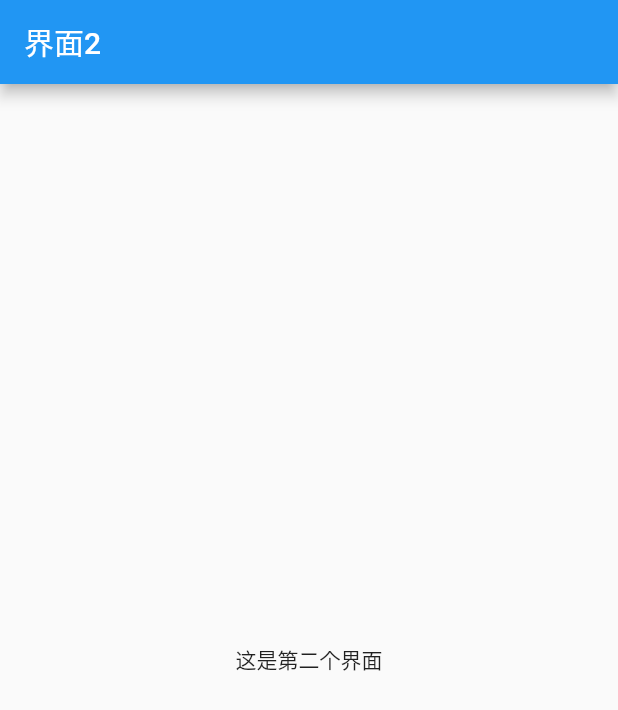
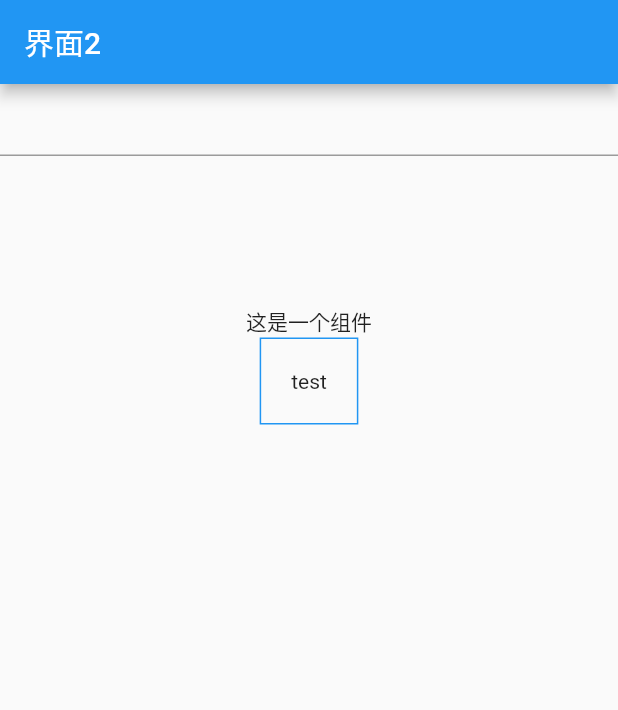
Before and after one commit to Woshiajuana/flutter_demo, a Flutter app: the SecondPage screen opened directly, on a phone screen of 412 x 824 dp. Shown: the top 710 px of the screen. Run offline on Flutter 3.47's test engine with Material 2 defaults, Android fonts, the phone set to English and light mode, and no system bars.

Commit message:
sub code secodepahe.dart

```diff
--- a/lib/views/secondPage.dart
+++ b/lib/views/secondPage.dart
@@ -1,5 +1,6 @@
 
 import 'package:flutter/material.dart';
+import '../components/input.dart';
 
 class SecondPage extends StatefulWidget {
   @override
@@ -7,15 +8,32 @@ class SecondPage extends StatefulWidget {
 }
 
 class SecondPageState extends State<SecondPage> {
+
+  TextEditingController controller;
+  String active = 'test';
+
   @override
   Widget build(BuildContext context) {
     return new Scaffold(
       appBar: new AppBar(
           title: new Text('界面2')
       ),
-      body: new Center(
-        child: new Text('这是第二个界面'),
+      body: new Container(
+        child: new Column(
+          children: <Widget>[
+            new TextField(
+              controller: controller,
+              onChanged: _onChanged,
+            ),
+            new Input(active: active),
+          ],
+        ),
       ),
     );
   }
+  void _onChanged(String value) {
+    setState(() {
+      active = value;
+    });
+  }
 }
```
